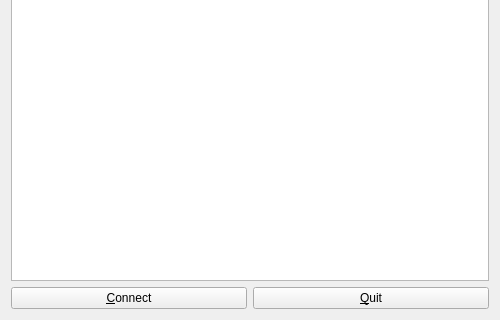
mhogomchungu/wvdial-gui, file src/wvdial.ui: the form before one commit; both pictures show x 0 to 500 and y 139 to 459 of the 500 by 459 pixel window.
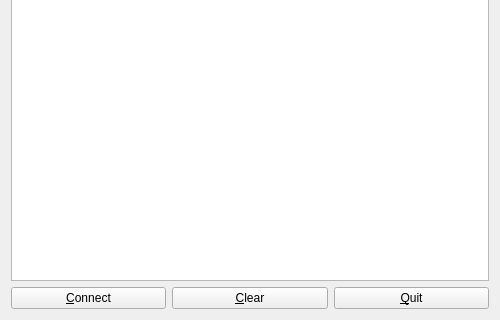
The form after the commit.

Commit message: add a button to clean the main text field

The edit to the form file:
```diff
--- a/src/wvdial.ui
+++ b/src/wvdial.ui
@@ -15,7 +15,7 @@
   </property>
   <widget class="QWidget" name="centralWidget">
    <layout class="QGridLayout" name="gridLayout">
-    <item row="0" column="0" colspan="2">
+    <item row="0" column="0" colspan="3">
      <widget class="QTextEdit" name="statusOutPut"/>
     </item>
     <item row="1" column="0">
@@ -25,13 +25,20 @@
       </property>
      </widget>
     </item>
-    <item row="1" column="1">
+    <item row="1" column="2">
      <widget class="QPushButton" name="pbQuit">
       <property name="text">
        <string>&amp;Quit</string>
       </property>
      </widget>
     </item>
+    <item row="1" column="1">
+     <widget class="QPushButton" name="pbClear">
+      <property name="text">
+       <string>&amp;Clear</string>
+      </property>
+     </widget>
+    </item>
    </layout>
   </widget>
  </widget>
```
The commit also changes 1 other file.
